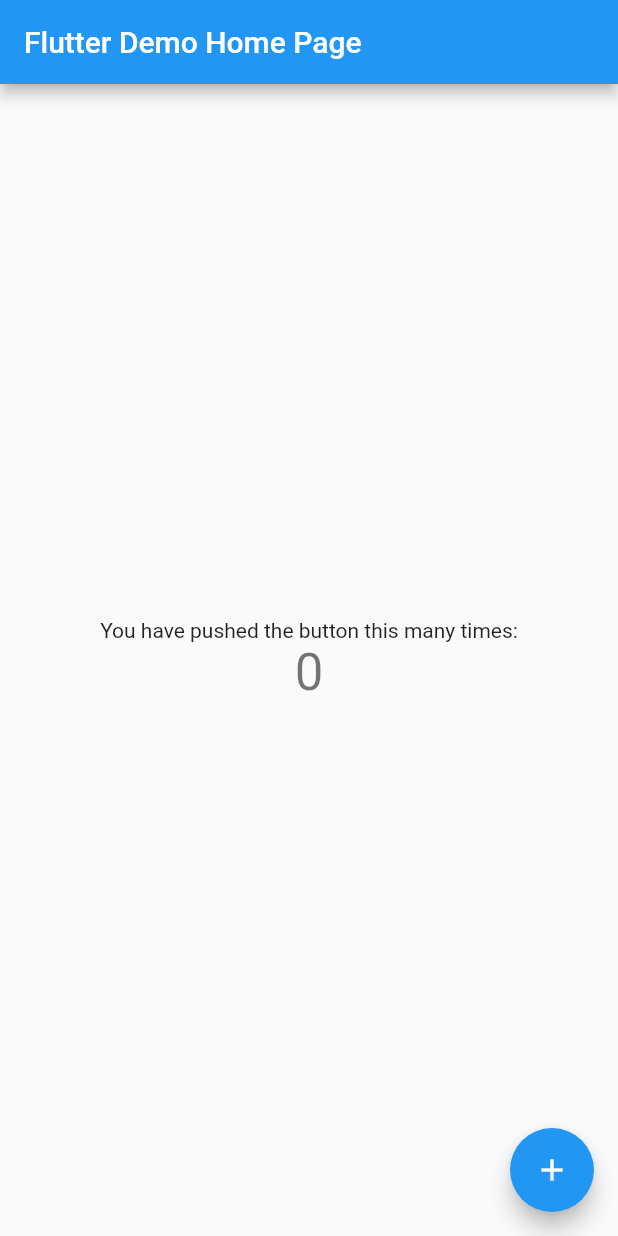
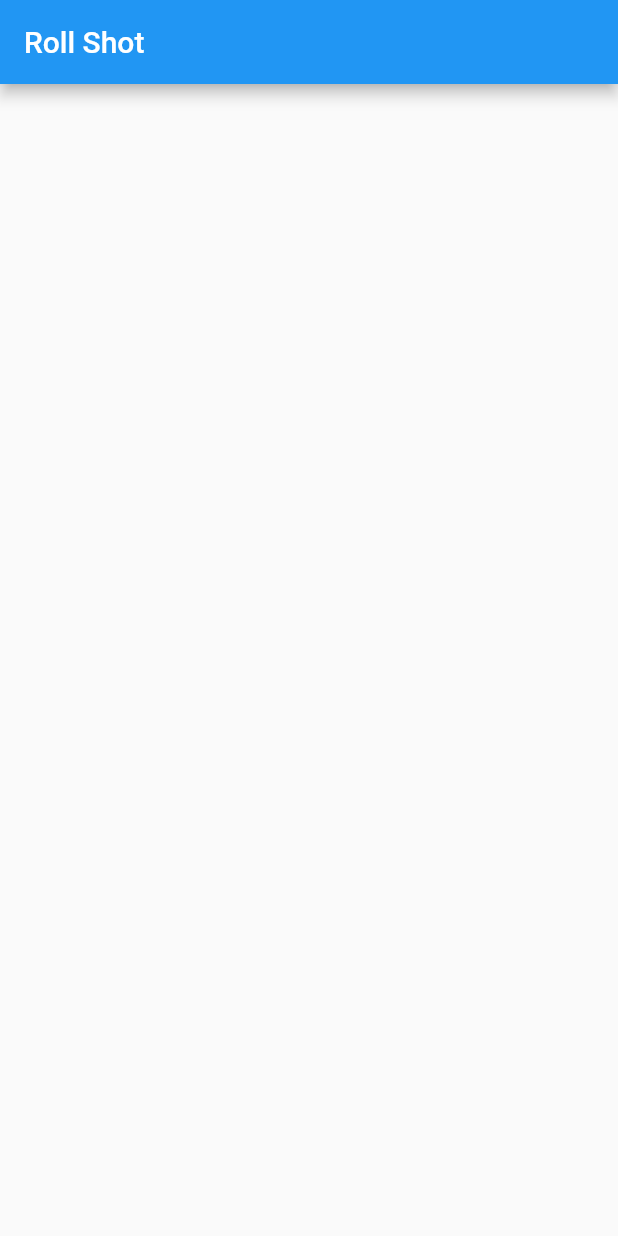
Before and after one commit to fildogan/shot_roulette, a Flutter app: the screen it shows after launch, on a phone screen of 412 x 824 dp. Run offline on Flutter 3.47's test engine with Material 2 defaults, Android fonts, the light colour scheme and no system bars; our stand-ins replace bloc, flutter_bloc, freezed_annotation, injectable.

Commit message:
Add roll shot page with cubit

```diff
--- /dev/null
+++ b/lib/features/roll_shot/cubit/roll_shot_cubit.dart
@@ -0,0 +1,11 @@
+import 'package:bloc/bloc.dart';
+import 'package:freezed_annotation/freezed_annotation.dart';
+import 'package:injectable/injectable.dart';
+
+part 'roll_shot_state.dart';
+part 'roll_shot_cubit.freezed.dart';
+
+@injectable
+class RollShotCubit extends Cubit<RollShotState> {
+  RollShotCubit() : super(RollShotState());
+}
--- /dev/null
+++ b/lib/features/roll_shot/cubit/roll_shot_state.dart
@@ -0,0 +1,7 @@
+part of 'roll_shot_cubit.dart';
+
+@freezed
+class RollShotState with _$RollShotState {
+  factory RollShotState() = _RollShotState;
+  const RollShotState._();
+}
--- /dev/null
+++ b/lib/features/roll_shot/roll_shot_page.dart
@@ -0,0 +1,24 @@
+import 'package:flutter/material.dart';
+import 'package:flutter_bloc/flutter_bloc.dart';
+import 'package:shot_roulette/features/roll_shot/cubit/roll_shot_cubit.dart';
+
+class RollShotPage extends StatelessWidget {
+  const RollShotPage({super.key});
+
+  @override
+  Widget build(BuildContext context) {
+    return BlocProvider(
+      create: (context) => RollShotCubit(),
+      child: BlocBuilder<RollShotCubit, RollShotState>(
+        builder: (context, state) {
+          return Scaffold(
+            appBar: AppBar(
+              title: const Text('Roll Shot'),
+            ),
+            body: Column(),
+          );
+        },
+      ),
+    );
+  }
+}
--- a/lib/main.dart
+++ b/lib/main.dart
@@ -1,4 +1,5 @@
 import 'package:flutter/material.dart';
+import 'package:shot_roulette/features/roll_shot/roll_shot_page.dart';
 
 void main() {
   runApp(const MyApp());
@@ -13,103 +14,9 @@
     return MaterialApp(
       title: 'Flutter Demo',
       theme: ThemeData(
-        // This is the theme of your application.
-        //
-        // Try running your application with "flutter run". You'll see the
-        // application has a blue toolbar. Then, without quitting the app, try
-        // changing the primarySwatch below to Colors.green and then invoke
-        // "hot reload" (press "r" in the console where you ran "flutter run",
-        // or simply save your changes to "hot reload" in a Flutter IDE).
-        // Notice that the counter didn't reset back to zero; the application
-        // is not restarted.
         primarySwatch: Colors.blue,
       ),
-      home: const MyHomePage(title: 'Flutter Demo Home Page'),
+      home: const RollShotPage(),
     );
   }
 }
-
-class MyHomePage extends StatefulWidget {
-  const MyHomePage({super.key, required this.title});
-
-  // This widget is the home page of your application. It is stateful, meaning
-  // that it has a State object (defined below) that contains fields that affect
-  // how it looks.
-
-  // This class is the configuration for the state. It holds the values (in this
-  // case the title) provided by the parent (in this case the App widget) and
-  // used by the build method of the State. Fields in a Widget subclass are
-  // always marked "final".
-
-  final String title;
-
-  @override
-  State<MyHomePage> createState() => _MyHomePageState();
-}
-
-class _MyHomePageState extends State<MyHomePage> {
-  int _counter = 0;
-
-  void _incrementCounter() {
-    setState(() {
-      // This call to setState tells the Flutter framework that something has
-      // changed in this State, which causes it to rerun the build method below
-      // so that the display can reflect the updated values. If we changed
-      // _counter without calling setState(), then the build method would not be
-      // called again, and so nothing would appear to happen.
-      _counter++;
-    });
-  }
-
-  @override
-  Widget build(BuildContext context) {
-    // This method is rerun every time setState is called, for instance as done
-    // by the _incrementCounter method above.
-    //
-    // The Flutter framework has been optimized to make rerunning build methods
-    // fast, so that you can just rebuild anything that needs updating rather
-    // than having to individually change instances of widgets.
-    return Scaffold(
-      appBar: AppBar(
-        // Here we take the value from the MyHomePage object that was created by
-        // the App.build method, and use it to set our appbar title.
-        title: Text(widget.title),
-      ),
-      body: Center(
-        // Center is a layout widget. It takes a single child and positions it
-        // in the middle of the parent.
-        child: Column(
-          // Column is also a layout widget. It takes a list of children and
-          // arranges them vertically. By default, it sizes itself to fit its
-          // children horizontally, and tries to be as tall as its parent.
-          //
-          // Invoke "debug painting" (press "p" in the console, choose the
-          // "Toggle Debug Paint" action from the Flutter Inspector in Android
-          // Studio, or the "Toggle Debug Paint" command in Visual Studio Code)
-          // to see the wireframe for each widget.
-          //
-          // Column has various properties to control how it sizes itself and
-          // how it positions its children. Here we use mainAxisAlignment to
-          // center the children vertically; the main axis here is the vertical
-          // axis because Columns are vertical (the cross axis would be
-          // horizontal).
-          mainAxisAlignment: MainAxisAlignment.center,
-          children: <Widget>[
-            const Text(
-              'You have pushed the button this many times:',
-            ),
-            Text(
-              '$_counter',
-              style: Theme.of(context).textTheme.headlineMedium,
-            ),
-          ],
-        ),
-      ),
-      floatingActionButton: FloatingActionButton(
-        onPressed: _incrementCounter,
-        tooltip: 'Increment',
-        child: const Icon(Icons.add),
-      ), // This trailing comma makes auto-formatting nicer for build methods.
-    );
-  }
-}
```
Also changed, not shown: lib/features/roll_shot/cubit/roll_shot_cubit.freezed.dart (added).
